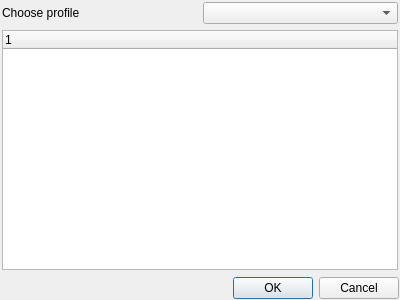
The window that plugins/import/importcore/importdialog.ui (pussbb/Link-Saver) describes before a commit, drawn with Qt 5.
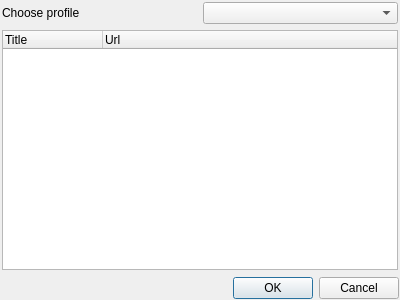
The same window after the commit.

Diff of the .ui file:
```diff
--- a/plugins/import/importcore/importdialog.ui
+++ b/plugins/import/importcore/importdialog.ui
@@ -38,7 +38,12 @@
         <widget class="QTreeWidget" name="links">
          <column>
           <property name="text">
-           <string notr="true">1</string>
+           <string notr="true">Title</string>
+          </property>
+         </column>
+         <column>
+          <property name="text">
+           <string>Url</string>
           </property>
          </column>
         </widget>
```
Left out of the diff: 3 changed lines with no effect on the pictures.
